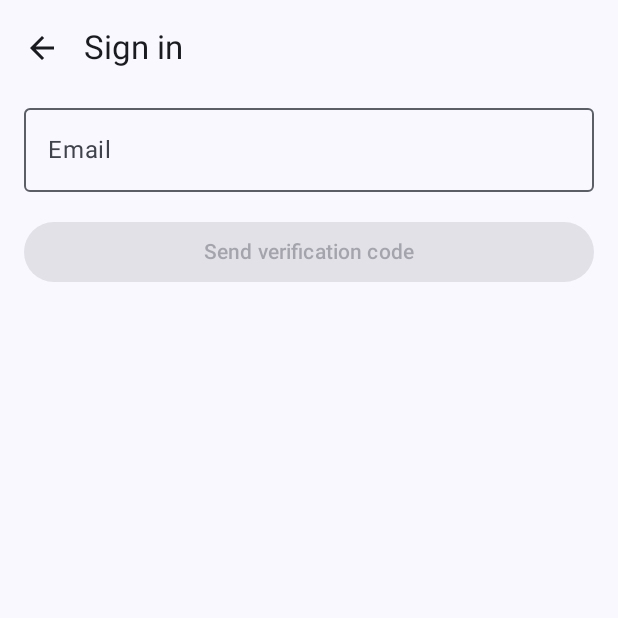
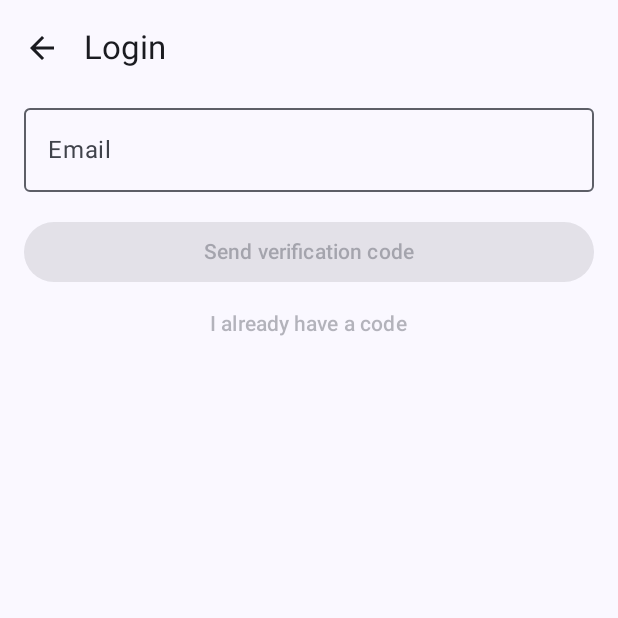
Before and after one commit to witelokk/music-app, an Android app built with Jetpack Compose: the screen it shows after launch (MainActivity), after a tap on "Sign in", on a phone screen of 412 x 824 dp, the top half of it. Run offline under Robolectric (Android 15) with nearby library versions, the phone set to English and light mode, and no system bars; our stand-ins replace accompanist.

Commit message:
add "i already have a code" button

```diff
--- a/app/src/main/java/com/witelokk/musicapp/screens/LoginScreen.kt
+++ b/app/src/main/java/com/witelokk/musicapp/screens/LoginScreen.kt
@@ -18,6 +18,7 @@ import androidx.compose.material3.Scaffold
 import androidx.compose.material3.SnackbarHost
 import androidx.compose.material3.SnackbarHostState
 import androidx.compose.material3.Text
+import androidx.compose.material3.TextButton
 import androidx.compose.material3.TopAppBar
 import androidx.compose.runtime.Composable
 import androidx.compose.runtime.LaunchedEffect
@@ -79,7 +80,7 @@ fun LoginScreen(
     Scaffold(
         snackbarHost = { SnackbarHost(hostState = snackbarHostState) },
         topBar = {
-            TopAppBar(title = { Text("Sign in") }, navigationIcon = {
+            TopAppBar(title = { Text(stringResource(R.string.login_title)) }, navigationIcon = {
                 IconButton(onClick = { navController.navigateUp() }) {
                     Icon(Icons.AutoMirrored.Default.ArrowBack, stringResource(R.string.back))
                 }
@@ -115,6 +116,16 @@ fun LoginScreen(
                 enabled = email.isNotEmpty(),
                 modifier = Modifier.fillMaxWidth()
             ) { Text(stringResource(R.string.send_verification_code)) }
+
+            TextButton(
+                onClick = {
+                    navController.navigate(LoginVerification(email))
+                },
+                enabled = email.isNotEmpty(),
+                modifier = Modifier.fillMaxWidth()
+            ) {
+                Text(stringResource(R.string.i_already_have_a_code))
+            }
         }
     }
 }
--- a/app/src/main/res/values/strings.xml
+++ b/app/src/main/res/values/strings.xml
@@ -20,6 +20,7 @@
     <string name="queue">Queue</string>
     <string name="invalid_code_toast">Invalid code</string>
     <string name="registration_failed_toast">Registration failed</string>
+    <string name="login_title">Login</string>
     <string name="sign_up_title">Sign up</string>
     <string name="name">Name</string>
     <string name="register">Register</string>
@@ -48,4 +49,5 @@
     <string name="no_results">No results</string>
     <string name="search_failed">Search failed</string>
     <string name="retry">Retry</string>
+    <string name="i_already_have_a_code">I already have a code</string>
 </resources>
```
Also changed, not shown: app/src/main/java/com/witelokk/musicapp/screens/RegistrationScreen.kt (+13 -2 lines), 1 other file.
